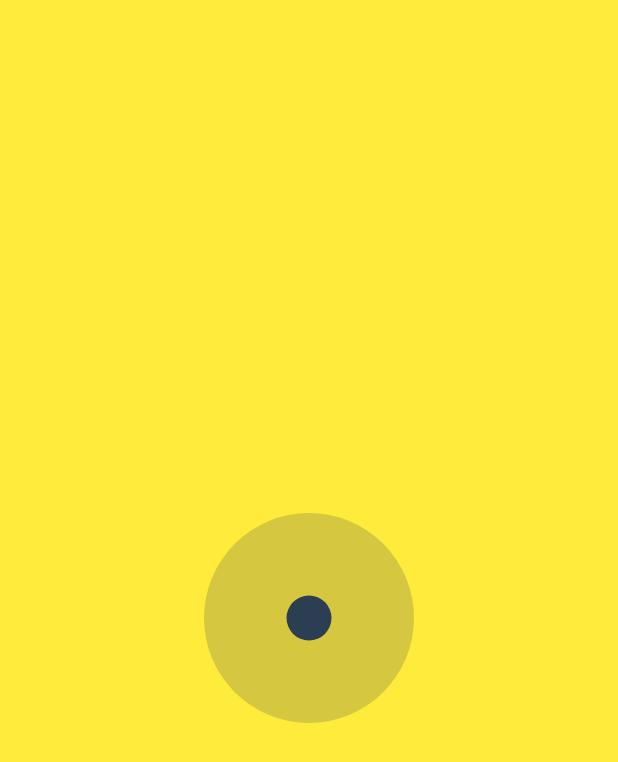
After one commit to Francisco-V98/dashboard_busbanz_practice, a Flutter app: the screen it shows after launch, after a tap on "Animation circle", on a phone screen of 412 x 824 dp. The commit adds this screen. Shown: the top 762 px of the screen. Run offline on Flutter 3.47's test engine with Material 3 defaults, Android fonts, the phone set to English and light mode, and no system bars; our stand-ins replace flutter_riverpod, go_router.

Commit message:
animation circle

```diff
--- /dev/null
+++ b/lib/Animation-Circle/animation_circle.dart
@@ -0,0 +1,97 @@
+import 'package:dashboard_busbanz_practice/config/theme/app_colors.dart';
+import 'package:flutter/material.dart';
+
+class AnimationCircle extends StatefulWidget {
+  const AnimationCircle({Key? key}) : super(key: key);
+
+  @override
+  _AnimationCircleState createState() => _AnimationCircleState();
+}
+
+class _AnimationCircleState extends State<AnimationCircle>
+    with TickerProviderStateMixin {
+  late AnimationController _controller;
+  late Animation<double> _animation;
+
+  @override
+  void initState() {
+    super.initState();
+    _controller = AnimationController(
+      duration: const Duration(milliseconds: 275),
+      vsync: this,
+    );
+
+    _animation = Tween<double>(
+      begin: 0.0,
+      end: 0.9,
+    ).animate(
+      CurvedAnimation(
+        parent: _controller,
+        curve: Curves.easeInOut,
+      ),
+    );
+
+    _startAnimation();
+  }
+
+  void _startAnimation() async {
+    while (true) {
+      await _controller.forward();
+      _controller.duration = const Duration(milliseconds: 450);
+      await _controller.reverse();
+      _controller.duration = const Duration(
+        milliseconds: 300,
+      );
+      await Future.delayed(
+        const Duration(
+          milliseconds: 750,
+        ),
+      );
+    }
+  }
+
+  @override
+  void dispose() {
+    _controller.dispose();
+    super.dispose();
+  }
+
+  @override
+  Widget build(BuildContext context) {
+    return Scaffold(
+      backgroundColor: Colors.yellow,
+      body: Center(
+        child: AnimatedBuilder(
+          animation: _animation,
+          builder: (context, child) {
+            double outerRadius = 70 - 40 * _animation.value;
+            double innerRadius = 30 + 40 * _animation.value;
+            return Stack(
+              alignment: Alignment.center,
+              children: [
+                Container(
+                  width: outerRadius * 2,
+                  height: outerRadius * 2,
+                  decoration: BoxDecoration(
+                    color: AppColors.secondary.withOpacity(
+                      0.2,
+                    ),
+                    shape: BoxShape.circle,
+                  ),
+                ),
+                Container(
+                  width: innerRadius * 1,
+                  height: innerRadius * 2,
+                  decoration: const BoxDecoration(
+                    color: AppColors.secondary,
+                    shape: BoxShape.circle,
+                  ),
+                ),
+              ],
+            );
+          },
+        ),
+      ),
+    );
+  }
+}
--- a/lib/config/router/routers.dart
+++ b/lib/config/router/routers.dart
@@ -1,3 +1,4 @@
+import 'package:dashboard_busbanz_practice/Animation-Circle/animation_circle.dart';
 import 'package:dashboard_busbanz_practice/TImeLine/time_line.dart';
 import 'package:dashboard_busbanz_practice/TimeLine-Header/time_line_header.dart';
 import 'package:dashboard_busbanz_practice/screens/screens.dart';
@@ -24,6 +25,10 @@ final appRouterProvider = Provider<GoRouter>(
           path: '/timeLine',
           builder: (context, state) => const TimeLine(),
         ),
+        GoRoute(
+          path: '/animationCircle',
+          builder: (context, state) => const AnimationCircle(),
+        ),
       ],
     );
   },
--- a/lib/screens/list_components.dart
+++ b/lib/screens/list_components.dart
@@ -34,6 +34,11 @@ class _Body extends StatelessWidget {
           subTitle: 'Componente TimeLine Dashboard',
           location: '/timeLine',
         ),
+        _CustomListTile(
+          title: 'Animation circle',
+          subTitle: 'Animation Circle',
+          location: '/animationCircle',
+        ),
       ],
     );
   }
```
